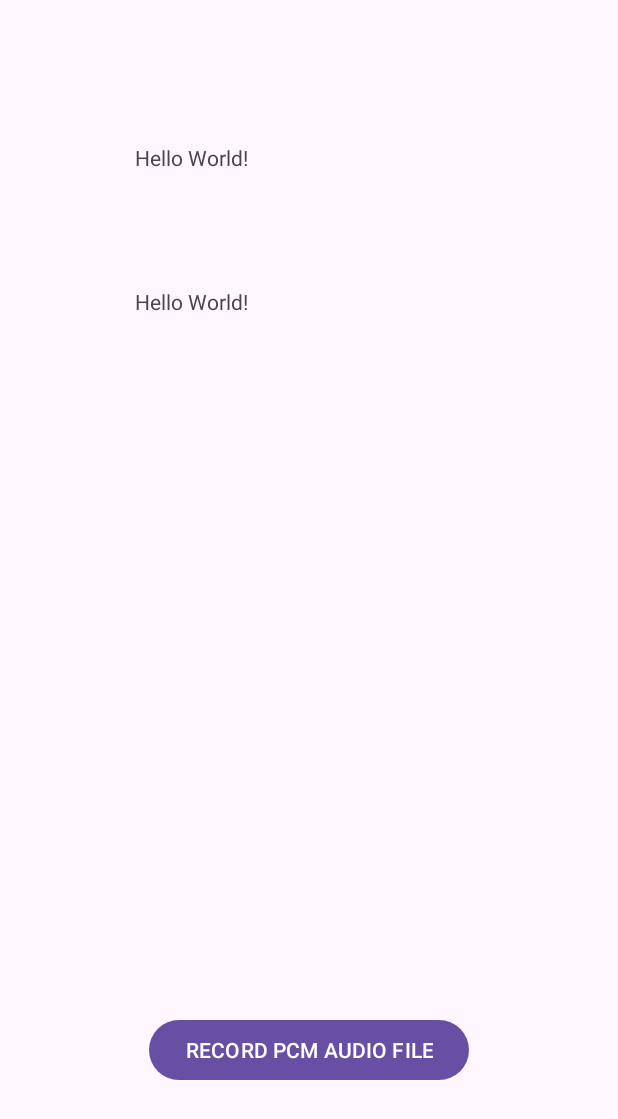
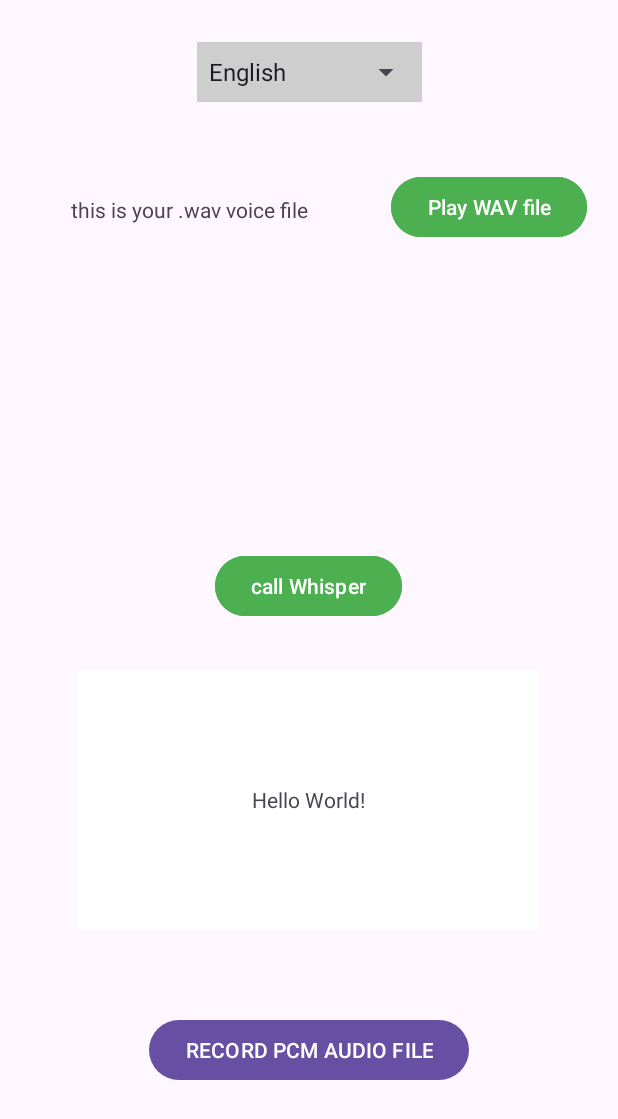
Before and after one commit to thuanchung85/microphonepcm, an Android app: the screen it shows after launch (MainActivity), on a phone screen of 412 x 824 dp. Shown: the top 1119 px of the screen. Run offline under Robolectric (Android 15) with nearby library versions, the phone set to English and light mode, and no system bars; libraries missing offline, so code that uses them is left out: org.tensorflow.lite; network calls fail; 3 statements that could not run were skipped.

Commit message:
save add vn

```diff
--- a/app/build.gradle.kts
+++ b/app/build.gradle.kts
@@ -68,7 +68,7 @@ dependencies {
     implementation ("androidx.preference:preference:1.2.0")
 
     implementation ("org.tensorflow:tensorflow-lite:2.15.0")
-    implementation ("org.tensorflow:tensorflow-lite-gpu:2.15.0")
+    //implementation ("org.tensorflow:tensorflow-lite-gpu:2.15.0")
     implementation ("org.tensorflow:tensorflow-lite-support:0.4.2")
     implementation ("org.tensorflow:tensorflow-lite-select-tf-ops:2.15.0")
     implementation ("org.tensorflow:tensorflow-lite-metadata:0.1.0-rc2")
--- a/app/src/main/AndroidManifest.xml
+++ b/app/src/main/AndroidManifest.xml
@@ -5,7 +5,7 @@
     <uses-permission android:name="android.permission.RECORD_AUDIO" />
     <uses-permission android:name="android.permission.WRITE_EXTERNAL_STORAGE" />
     <uses-permission android:name="android.permission.READ_EXTERNAL_STORAGE" />
-
+    <uses-permission android:name="android.permission.MANAGE_EXTERNAL_STORAGE"/>
     <application
         android:allowBackup="true"
         android:dataExtractionRules="@xml/data_extraction_rules"
--- a/app/src/main/java/com/example/microphonepcm/MainActivity.kt
+++ b/app/src/main/java/com/example/microphonepcm/MainActivity.kt
@@ -2,14 +2,22 @@ package com.example.microphonepcm
 
 import android.Manifest
 import android.content.Context
+import android.content.Intent
 import android.content.pm.PackageManager
 import android.media.MediaPlayer
+import android.os.Build
 import android.os.Bundle
 import android.os.Environment
+import android.provider.Settings
 import android.util.Log
+import android.view.View
 import android.view.View.GONE
 import android.view.View.VISIBLE
+import android.widget.AdapterView
+import android.widget.ArrayAdapter
+import android.widget.AutoCompleteTextView
 import android.widget.Button
+import android.widget.Spinner
 import android.widget.TextView
 import androidx.activity.enableEdgeToEdge
 import androidx.annotation.CallSuper
@@ -41,8 +49,8 @@ class MainActivity : AppCompatActivity() {
 
     private var mediaPlayer: MediaPlayer? = null
 
-
-
+    var modelfilename = ""
+    var filePathBinFile =  ""
     private var whisperEngine: IWhisperEngine = WhisperEngine(this)
 
 //====================ON CREATE====================//
@@ -56,11 +64,61 @@ class MainActivity : AppCompatActivity() {
             insets
         }
 
+    //drop down menu choose language
+    val spinner = findViewById<Spinner>(R.id.spinner)
+    val items = arrayOf("English", "Viet Nam", "Korea")
+    val adapter = ArrayAdapter<String>(
+        this,
+        android.R.layout.simple_spinner_dropdown_item,
+        items
+    )
+    spinner.setAdapter(adapter)
+
+    spinner.onItemSelectedListener = object : AdapterView.OnItemSelectedListener {
+        override fun onItemSelected(
+            arg0: AdapterView<*>?,
+            arg1: View?,
+            arg2: Int,
+            arg3: Long
+        ) {
+            // Do what you want
+            val items = spinner.selectedItem.toString()
+            Log.d("CHUNG", "CHUNG " + items)
+            when (items) {
+                "English" -> {
+                    filePathBinFile = getFileFromAssets(this@MainActivity, "filters_vocab_en.bin").absolutePath
+                    modelfilename = "whisper-tiny.en.tflite"
+                }
+
+                "Viet Nam" -> {
+                    filePathBinFile = getFileFromAssets(this@MainActivity, "filters_vocab_vi.bin").absolutePath
+                    modelfilename = "PhoWhisper-tiny.tflite"
+                }
+                "Korea" -> {
+                    filePathBinFile = getFileFromAssets(this@MainActivity, "filters_vocab_en.bin").absolutePath
+                    modelfilename = "whisper-tiny.en.tflite"
+                }
+            }
+        }
+
+        override fun onNothingSelected(arg0: AdapterView<*>?) {
+            filePathBinFile = getFileFromAssets(this@MainActivity, "filters_vocab_en.bin").absolutePath
+            modelfilename = "whisper-tiny.en.tflite"
+        }
     }
+
+}
 
     override fun onStart() {
         super.onStart()
-
+        //từ android sdk 33 thì phải vào setting cấp quyền ghi file băng tay
+        if (Build.VERSION.SDK_INT >= 30) {
+            if (!Environment.isExternalStorageManager()) {
+                val getpermission = Intent()
+                getpermission.setAction(Settings.ACTION_MANAGE_ALL_FILES_ACCESS_PERMISSION)
+                startActivity(getpermission)
+            }
+        }
 
         ///XIN QUYEN MICRO//nếu micro ok quyền rôi thi hỏi tiep vi tri nguoi dung. và quyền đọc ghi file
         if (ContextCompat.checkSelfPermission(this.applicationContext, Manifest.permission.RECORD_AUDIO) != PackageManager.PERMISSION_GRANTED) {
@@ -101,11 +159,11 @@ class MainActivity : AppCompatActivity() {
         // Permission already granted, you can proceed with file writing
         // Your file writing logic here...
         buttonPlay = findViewById<Button>(R.id.buttonPlay);
-        buttonPlay.visibility = GONE
+
         buttonPlay.setOnClickListener {
             Log.d("CHUNG", "CHUNG buttonPlay.Click")
             // Initialize the MediaPlayer with the WAV file
-            val filePath = mVoiceRecorder?.fileWAVPath // Replace this with your file path
+            val filePath = Environment.getExternalStorageDirectory().absolutePath + "/YourAppName/CHUNGrecorded_audio_NEW.wav"//mVoiceRecorder?.fileWAVPath // Replace this with your file path
             mediaPlayer = MediaPlayer().apply {
                 setDataSource(filePath)
                 prepare()
@@ -138,15 +196,15 @@ class MainActivity : AppCompatActivity() {
 
         //nut call whisper dich file wav
         buttonDich = findViewById<Button>(R.id.buttonDich);
-        buttonDich.visibility = GONE
+       // buttonDich.visibility = GONE
         buttonDich.setOnClickListener {
             Log.d("CHUNG", "CHUNG whisperEngine.CALL")
 
-            val filePathBinFile =  getFileFromAssets(this, "filters_vocab_en.bin").absolutePath
-            println(filePathBinFile)
+            //val filePathBinFile =  getFileFromAssets(this, "filters_vocab_en.bin").absolutePath
+
 
             //val testwavFile =  getFileFromAssets(this, "english_test1.wav").absolutePath
-            //println(testwavFile)
+
 
             var assetsManager = this.assets
 
@@ -155,10 +213,13 @@ class MainActivity : AppCompatActivity() {
 
                     try {
                         //init model file
-                        whisperEngine.initialize(assetsManager,  filePathBinFile, false)
+                       // whisperEngine.initialize(assetsManager,  filePathBinFile, false, "whisper-tiny.en.tflite")
+
+                        whisperEngine.initialize(assetsManager,  filePathBinFile, false, modelfilename)
 
                         //call model transcribeFile wav
-                        var transcribedText= whisperEngine.transcribeFile(mVoiceRecorder?.fileWAVPath)
+                        val filePath = Environment.getExternalStorageDirectory().absolutePath + "/YourAppName/CHUNGrecorded_audio_NEW.wav"
+                        var transcribedText= whisperEngine.transcribeFile(filePath)//(mVoiceRecorder?.fileWAVPath)
                         Log.d("CHUNG", "CHUNG whisperEngine.CALL + " + transcribedText)
                         var textView = findViewById<TextView>(R.id.textView2)
                         textView.text = transcribedText
--- a/app/src/main/java/com/example/microphonepcm/voice/Util/WhisperUtil.kt
+++ b/app/src/main/java/com/example/microphonepcm/voice/Util/WhisperUtil.kt
@@ -63,7 +63,9 @@ class WhisperUtil {
         filters.nMel = vocabBuf.getInt()
         filters.nFft = vocabBuf.getInt()
         Log.d(TAG, "n_mel:" + filters.nMel + ", n_fft:" + filters.nFft)
-        val filterData = ByteArray(filters.nMel * filters.nFft * java.lang.Float.BYTES)
+        val a = filters.nMel
+        val b = filters.nFft
+        val filterData = ByteArray(a * b * java.lang.Float.BYTES)
         vocabBuf[filterData, 0, filterData.size]
         val filterBuf = ByteBuffer.wrap(filterData)
         filterBuf.order(ByteOrder.nativeOrder())
--- a/app/src/main/java/com/example/microphonepcm/voice/whisperengine/IWhisperEngine.kt
+++ b/app/src/main/java/com/example/microphonepcm/voice/whisperengine/IWhisperEngine.kt
@@ -7,6 +7,6 @@ interface IWhisperEngine {
     val isInitialized: Boolean
 
     @Throws(IOException::class)
-    fun initialize(assetManager: AssetManager, vocabPath: String?, multilingual: Boolean): Boolean
+    fun initialize(assetManager: AssetManager, vocabPath: String?, multilingual: Boolean, modelFile:String): Boolean
     fun transcribeFile(wavePath: String?): String
 }
--- a/app/src/main/res/layout/activity_main.xml
+++ b/app/src/main/res/layout/activity_main.xml
@@ -7,29 +7,47 @@
     android:layout_height="match_parent"
     tools:context=".MainActivity">
 
+    <LinearLayout
+        android:layout_width="wrap_content"
+        android:layout_height="wrap_content"
+        android:layout_marginTop="28dp"
+        android:background="#cecece"
+        android:orientation="vertical"
+        app:layout_constraintEnd_toEndOf="parent"
+        app:layout_constraintStart_toStartOf="parent"
+        app:layout_constraintTop_toTopOf="parent">
+
+        <Spinner
+            android:id="@+id/spinner"
+            android:layout_width="150dp"
+            android:layout_height="40dp"/>
+    </LinearLayout>
 
     <TextView
         android:id="@+id/textView"
         android:layout_width="197dp"
         android:layout_height="52dp"
         android:gravity="center"
-        android:text="Hello World!"
+        android:text="this is your .wav voice file"
         app:layout_constraintBottom_toBottomOf="parent"
         app:layout_constraintEnd_toEndOf="parent"
-        app:layout_constraintHorizontal_bias="0.135"
+        app:layout_constraintHorizontal_bias="0.126"
         app:layout_constraintStart_toStartOf="parent"
         app:layout_constraintTop_toTopOf="parent"
-        app:layout_constraintVertical_bias="0.103" />
+        app:layout_constraintVertical_bias="0.148" />
 
     <TextView
         android:id="@+id/textView2"
-        android:layout_width="197dp"
-        android:layout_height="52dp"
-        android:layout_marginTop="44dp"
+        android:layout_width="308dp"
+        android:layout_height="173dp"
+        android:layout_marginBottom="56dp"
+        android:background="@color/cardview_light_background"
         android:gravity="center"
         android:text="Hello World!"
-        app:layout_constraintStart_toStartOf="@+id/textView"
-        app:layout_constraintTop_toBottomOf="@+id/textView" />
+        app:layout_constraintBottom_toTopOf="@+id/buttonStop"
+        app:layout_constraintEnd_toEndOf="parent"
+        app:layout_constraintHorizontal_bias="0.495"
+        app:layout_constraintStart_toStartOf="parent" />
 
     <Button
         android:id="@+id/buttonRecord"
@@ -60,6 +78,8 @@
         android:layout_marginStart="36dp"
         android:backgroundTint="@color/green"
         android:text="Play WAV file"
+        app:layout_constraintEnd_toEndOf="parent"
+        app:layout_constraintHorizontal_bias="0.0"
         app:layout_constraintStart_toEndOf="@+id/textView"
         app:layout_constraintTop_toTopOf="@+id/textView" />
 
@@ -67,12 +87,13 @@
         android:id="@+id/buttonDich"
         android:layout_width="wrap_content"
         android:layout_height="wrap_content"
-        android:layout_marginStart="36dp"
-        android:layout_marginTop="48dp"
+        android:layout_marginBottom="32dp"
         android:backgroundTint="@color/green"
         android:text="call Whisper"
-        app:layout_constraintStart_toEndOf="@+id/textView2"
-        app:layout_constraintTop_toBottomOf="@+id/buttonPlay" />
+        app:layout_constraintBottom_toTopOf="@+id/textView2"
+        app:layout_constraintEnd_toEndOf="parent"
+        app:layout_constraintHorizontal_bias="0.498"
+        app:layout_constraintStart_toStartOf="parent" />
 
 
 </androidx.constraintlayout.widget.ConstraintLayout>
--- a/app/src/main/res/values/strings.xml
+++ b/app/src/main/res/values/strings.xml
@@ -1,3 +1,9 @@
 <resources>
     <string name="app_name">MicroPhonePCM</string>
+
+    <string-array name="languages">
+        <item>English</item>
+        <item>Vietnamese</item>
+
+    </string-array>
 </resources>
```
Also changed, not shown: app/src/main/java/com/example/microphonepcm/voice/Recorder.java (+7 -4 lines), app/src/main/java/com/example/microphonepcm/voice/whisperengine/WhisperEngine.kt (+5 -4 lines), 3 other files.
